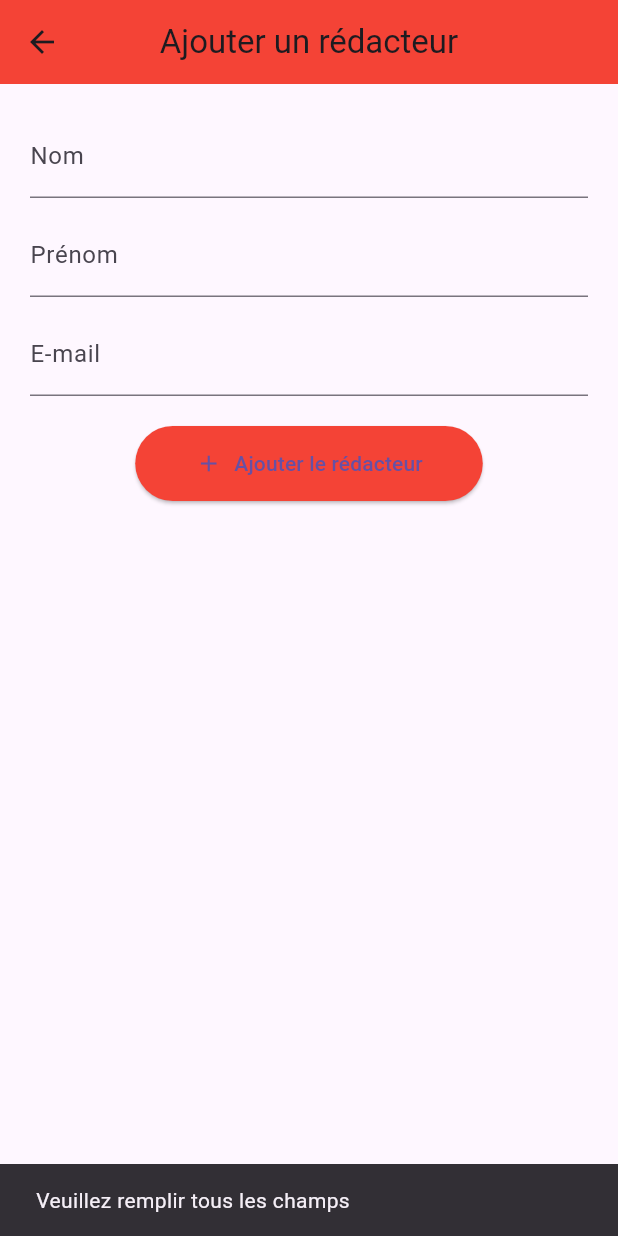
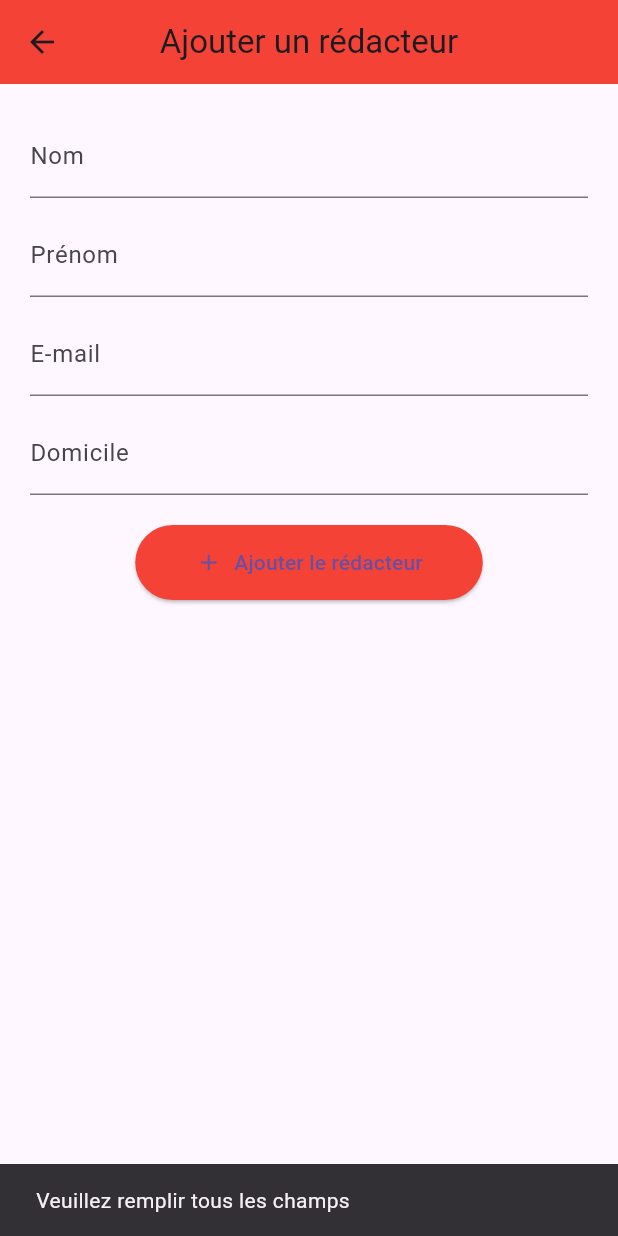
Before and after one commit to Adoucyrille/devmobil, a Flutter app: the PageSecondaire screen opened directly, after a tap on "Ajouter le rédacteur", on a phone screen of 412 x 824 dp. Run offline on Flutter 3.47's test engine with Material 3 defaults, Android fonts, the phone set to English and light mode, and no system bars; our stand-ins replace sqflite; accounts and stored records are empty.

Commit message:
Mise à jour de main.dart et configuration VSCode

```diff
--- a/lib/main.dart
+++ b/lib/main.dart
@@ -244,7 +244,6 @@ class BoutonNouvellePage extends StatelessWidget {
   }
 }
 
-// Nouvelle page secondaire
 // Nouvelle page secondaire : formulaire pour ajouter un rédacteur
 class PageSecondaire extends StatefulWidget {
   const PageSecondaire({super.key});
@@ -258,14 +257,17 @@ class _PageSecondaireState extends State<PageSecondaire> {
   final TextEditingController _nomController = TextEditingController();
   final TextEditingController _prenomController = TextEditingController();
   final TextEditingController _emailController = TextEditingController();
+  final TextEditingController _domicileController = TextEditingController();
 
   // Méthode pour ajouter un rédacteur (pour l'instant juste un print)
   void _ajouterRedacteur() {
     final String nom = _nomController.text.trim();
     final String prenom = _prenomController.text.trim();
     final String email = _emailController.text.trim();
+    final String domicile = _domicileController.text.trim();
 
-    if (nom.isEmpty || prenom.isEmpty || email.isEmpty) {
+
+    if (nom.isEmpty || prenom.isEmpty || email.isEmpty ||domicile.isEmpty ) {
       ScaffoldMessenger.of(context).showSnackBar(
         const SnackBar(content: Text("Veuillez remplir tous les champs")),
       );
@@ -317,6 +319,11 @@ class _PageSecondaireState extends State<PageSecondaire> {
               controller: _emailController,
               decoration: const InputDecoration(labelText: 'E-mail'),
             ),
+            const SizedBox(height: 10),
+            TextField(
+              controller: _prenomController,
+              decoration: const InputDecoration(labelText: 'Domicile'),
+            ),
             const SizedBox(height: 20),
             ElevatedButton.icon(
               onPressed: _ajouterRedacteur,
```
